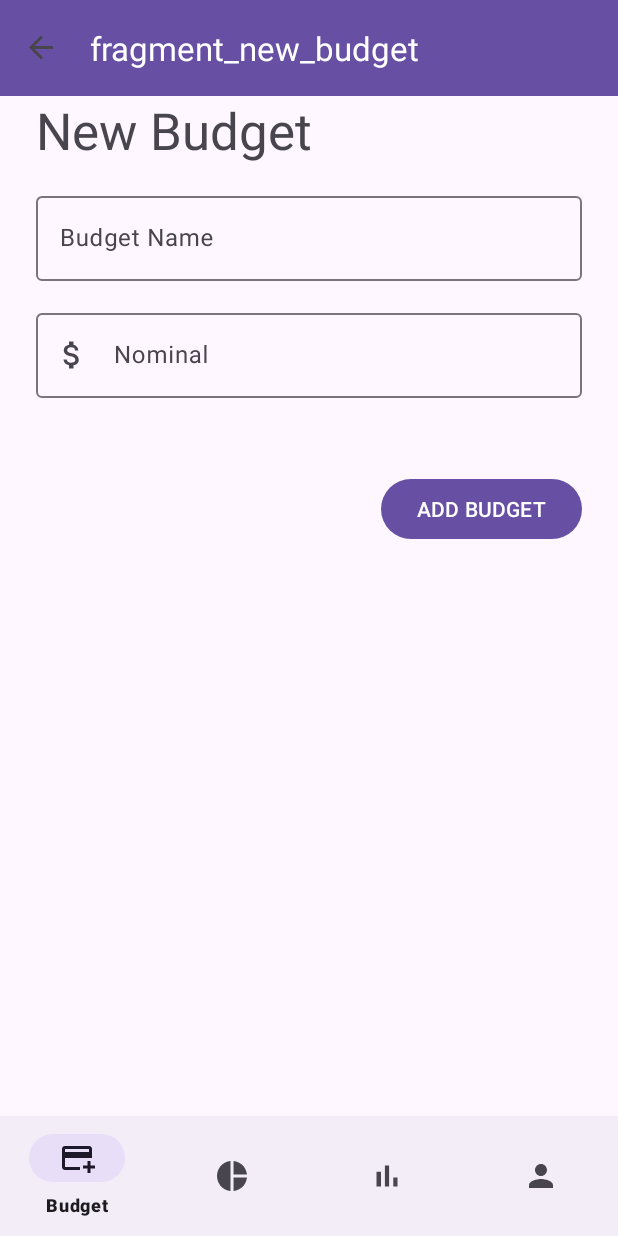
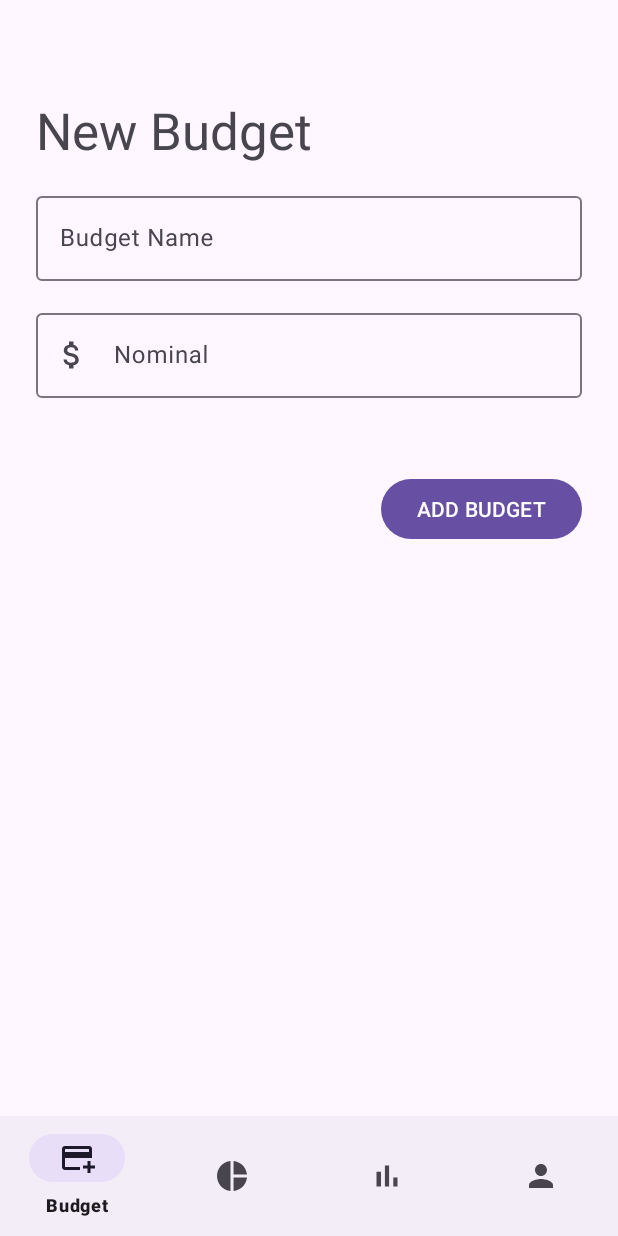
Before and after one commit to WhoIsLiLY/Expense_Tracker, an Android app: the NewBudgetFragment screen opened through its navigation route, on a phone screen of 412 x 824 dp. Run offline under Robolectric (Android 15) with nearby library versions, the phone set to English and light mode, and no system bars; our stand-ins replace Room's generated code, navigation-ui.

Commit message:
Change DB name and fix error no budget

```diff
--- a/app/src/main/java/com/ubaya/expensetracker/model/BudgetDatabase.kt
+++ b/app/src/main/java/com/ubaya/expensetracker/model/ExpenseTrackerDatabase.kt
@@ -10,17 +10,16 @@ import androidx.sqlite.db.SupportSQLiteDatabase
 import kotlinx.coroutines.CoroutineScope
 import kotlinx.coroutines.Dispatchers
 import kotlinx.coroutines.launch
-import kotlinx.coroutines.runBlocking
 import java.security.MessageDigest
 
 @Database(entities = [Budget::class, User::class], version =  1)
-abstract class BudgetDatabase: RoomDatabase() {
+abstract class ExpenseTrackerDatabase: RoomDatabase() {
     abstract fun budgetDao(): BudgetDao
     abstract fun userDao(): UserDao
 
     companion object {
         private const val DB_NAME = "expensetracker.db"
-        @Volatile private var instance: BudgetDatabase ?= null
+        @Volatile private var instance: ExpenseTrackerDatabase ?= null
         private val LOCK = Any()
 
         private val roomCallback = object : RoomDatabase.Callback() {
@@ -56,7 +55,7 @@ abstract class BudgetDatabase: RoomDatabase() {
                 .fold("") { str, it -> str + "%02x".format(it) }
         }
 
-        fun getDatabase(context: Context): BudgetDatabase {
+        fun getDatabase(context: Context): ExpenseTrackerDatabase {
             return instance ?: synchronized(LOCK) {
                 instance ?: buildDatabase(context).also {
                     instance = it
@@ -67,7 +66,7 @@ abstract class BudgetDatabase: RoomDatabase() {
         fun buildDatabase(context: Context) =
             Room.databaseBuilder(
                 context.applicationContext,
-                BudgetDatabase::class.java, DB_NAME)
+                ExpenseTrackerDatabase::class.java, DB_NAME)
                 .fallbackToDestructiveMigration()
                 .allowMainThreadQueries()
                 .addCallback(roomCallback)
--- a/app/src/main/java/com/ubaya/expensetracker/view/EditBudgetFragment.kt
+++ b/app/src/main/java/com/ubaya/expensetracker/view/EditBudgetFragment.kt
@@ -11,7 +11,6 @@ import androidx.lifecycle.Observer
 import androidx.lifecycle.ViewModelProvider
 import androidx.navigation.Navigation
 import com.ubaya.expensetracker.databinding.FragmentEditBudgetBinding
-import com.ubaya.expensetracker.model.BudgetDatabase
 import com.ubaya.expensetracker.viewmodel.DetailBudgetViewModel
 
 class EditBudgetFragment : Fragment() {
--- a/app/src/main/java/com/ubaya/expensetracker/view/ListBudgetFragment.kt
+++ b/app/src/main/java/com/ubaya/expensetracker/view/ListBudgetFragment.kt
@@ -6,13 +6,11 @@ import androidx.fragment.app.Fragment
 import android.view.LayoutInflater
 import android.view.View
 import android.view.ViewGroup
-import androidx.lifecycle.MutableLiveData
 import androidx.lifecycle.Observer
 import androidx.lifecycle.ViewModelProvider
 import androidx.navigation.Navigation
 import androidx.recyclerview.widget.LinearLayoutManager
 import com.ubaya.expensetracker.databinding.FragmentListBudgetBinding
-import com.ubaya.expensetracker.model.BudgetDatabase
 import com.ubaya.expensetracker.viewmodel.ListBudgetViewModel
 
 class ListBudgetFragment : Fragment() {
@@ -56,7 +54,7 @@ class ListBudgetFragment : Fragment() {
             budgetListAdapter.updateBudgetList(it)
             if(it.isEmpty()) {
                 binding.recViewBudget?.visibility = View.GONE
-                binding.txtError.setText("Your todo still empty.")
+                binding.txtError.setText("Your budget still empty.")
             } else {
                 binding.recViewBudget?.visibility = View.VISIBLE
             }
--- a/app/src/main/java/com/ubaya/expensetracker/view/LoginFragment.kt
+++ b/app/src/main/java/com/ubaya/expensetracker/view/LoginFragment.kt
@@ -11,7 +11,6 @@ import androidx.fragment.app.Fragment
 import androidx.lifecycle.ViewModelProvider
 import androidx.navigation.fragment.findNavController
 import com.ubaya.expensetracker.databinding.FragmentLoginBinding // Import ViewBinding
-import com.ubaya.expensetracker.model.BudgetDatabase
 import com.ubaya.expensetracker.model.User
 import com.ubaya.expensetracker.viewmodel.AuthViewModel
 
--- a/app/src/main/java/com/ubaya/expensetracker/view/MainActivity.kt
+++ b/app/src/main/java/com/ubaya/expensetracker/view/MainActivity.kt
@@ -18,12 +18,12 @@ class MainActivity : AppCompatActivity() {
         val view = binding.root
         setContentView(view)
 
-        setSupportActionBar(binding.toolbar)
+//        setSupportActionBar(binding.toolbar)
 
         navController = (supportFragmentManager.findFragmentById(R.id.fragmentHost) as NavHostFragment).navController
         NavigationUI.setupWithNavController(binding.bottomNav, navController)
 
-        NavigationUI.setupActionBarWithNavController(this, navController)
+//        NavigationUI.setupActionBarWithNavController(this, navController)
     }
 
     override fun onSupportNavigateUp(): Boolean {
--- a/app/src/main/java/com/ubaya/expensetracker/view/NewBudgetFragment.kt
+++ b/app/src/main/java/com/ubaya/expensetracker/view/NewBudgetFragment.kt
@@ -6,15 +6,11 @@ import androidx.fragment.app.Fragment
 import android.view.LayoutInflater
 import android.view.View
 import android.view.ViewGroup
-import android.widget.RadioButton
 import android.widget.Toast
 import androidx.lifecycle.ViewModelProvider
-import androidx.lifecycle.viewmodel.viewModelFactory
 import androidx.navigation.Navigation
-import com.ubaya.expensetracker.R
 import com.ubaya.expensetracker.databinding.FragmentNewBudgetBinding
 import com.ubaya.expensetracker.model.Budget
-import com.ubaya.expensetracker.model.BudgetDatabase
 import com.ubaya.expensetracker.viewmodel.DetailBudgetViewModel
 
 class NewBudgetFragment : Fragment() {
--- a/app/src/main/java/com/ubaya/expensetracker/view/RegisterFragment.kt
+++ b/app/src/main/java/com/ubaya/expensetracker/view/RegisterFragment.kt
@@ -9,7 +9,6 @@ import androidx.fragment.app.Fragment
 import androidx.lifecycle.ViewModelProvider
 import androidx.navigation.fragment.findNavController
 import com.ubaya.expensetracker.databinding.FragmentRegisterBinding // Import ViewBinding
-import com.ubaya.expensetracker.model.BudgetDatabase
 import com.ubaya.expensetracker.model.User
 import com.ubaya.expensetracker.viewmodel.AuthViewModel
 
--- a/app/src/main/java/com/ubaya/expensetracker/viewmodel/AuthViewModel.kt
+++ b/app/src/main/java/com/ubaya/expensetracker/viewmodel/AuthViewModel.kt
@@ -5,9 +5,7 @@ import android.util.Log
 import androidx.lifecycle.AndroidViewModel
 import androidx.lifecycle.LiveData
 import androidx.lifecycle.MutableLiveData
-import androidx.lifecycle.ViewModel
-import androidx.lifecycle.viewModelScope
-import com.ubaya.expensetracker.model.BudgetDatabase
+import com.ubaya.expensetracker.model.ExpenseTrackerDatabase
 import com.ubaya.expensetracker.model.User
 import com.ubaya.expensetracker.model.UserDao
 import kotlinx.coroutines.CoroutineScope
@@ -35,7 +33,7 @@ class AuthViewModel(application: Application) :
         get() = job + Dispatchers.IO
 
     init {
-        val db = BudgetDatabase.getDatabase(application)
+        val db = ExpenseTrackerDatabase.getDatabase(application)
         userDao = db.userDao()
     }
 
--- a/app/src/main/java/com/ubaya/expensetracker/viewmodel/DetailBudgetViewModel.kt
+++ b/app/src/main/java/com/ubaya/expensetracker/viewmodel/DetailBudgetViewModel.kt
@@ -3,12 +3,9 @@ package com.ubaya.expensetracker.viewmodel
 import android.app.Application
 import androidx.lifecycle.AndroidViewModel
 import androidx.lifecycle.MutableLiveData
-import androidx.lifecycle.ViewModel
-import androidx.lifecycle.viewModelScope
-import buildDb
 import com.ubaya.expensetracker.model.Budget
 import com.ubaya.expensetracker.model.BudgetDao
-import com.ubaya.expensetracker.model.BudgetDatabase
+import com.ubaya.expensetracker.model.ExpenseTrackerDatabase
 import kotlinx.coroutines.CoroutineScope
 import kotlinx.coroutines.Dispatchers
 import kotlinx.coroutines.Job
@@ -29,7 +26,7 @@ class DetailBudgetViewModel(application: Application) :
         get() = job + Dispatchers.IO
 
     init {
-        val db = BudgetDatabase.getDatabase(application)
+        val db = ExpenseTrackerDatabase.getDatabase(application)
         budgetDao = db.budgetDao()
     }
 
--- a/app/src/main/java/com/ubaya/expensetracker/viewmodel/ListBudgetViewModel.kt
+++ b/app/src/main/java/com/ubaya/expensetracker/viewmodel/ListBudgetViewModel.kt
@@ -3,17 +3,14 @@ package com.ubaya.expensetracker.viewmodel
 import android.app.Application
 import androidx.lifecycle.AndroidViewModel
 import androidx.lifecycle.MutableLiveData
-import androidx.lifecycle.ViewModel
-import buildDb
 import com.ubaya.expensetracker.model.Budget
 import com.ubaya.expensetracker.model.BudgetDao
-import com.ubaya.expensetracker.model.BudgetDatabase
+import com.ubaya.expensetracker.model.ExpenseTrackerDatabase
 import kotlinx.coroutines.CoroutineScope
 import kotlinx.coroutines.Dispatchers
 import kotlinx.coroutines.Job
 import kotlinx.coroutines.launch
 import kotlinx.coroutines.withContext
-import java.util.UUID
 import kotlin.coroutines.CoroutineContext
 
 class ListBudgetViewModel(application: Application) :
@@ -31,7 +28,7 @@ class ListBudgetViewModel(application: Application) :
         get() = job + Dispatchers.IO
 
     init {
-        val db = BudgetDatabase.getDatabase(application)
+        val db = ExpenseTrackerDatabase.getDatabase(application)
         budgetDao = db.budgetDao()
     }
 
@@ -45,6 +42,11 @@ class ListBudgetViewModel(application: Application) :
                 val budgets = withContext(Dispatchers.IO) {
                     budgetDao.getAllBudgetsForUser(userId)
                 }
+
+                if(budgets.isEmpty()){
+                    budgetLoadErrorLD.postValue(true)
+                }
+
                 budgetLD.postValue(budgets)
             } catch (e: Exception) {
                 budgetLoadErrorLD.postValue(true)
--- a/app/src/main/java/com/ubaya/expensetracker/viewmodel/ProfileViewModel.kt
+++ b/app/src/main/java/com/ubaya/expensetracker/viewmodel/ProfileViewModel.kt
@@ -5,7 +5,7 @@ import androidx.lifecycle.AndroidViewModel // Import AndroidViewModel
 import androidx.lifecycle.LiveData
 import androidx.lifecycle.MutableLiveData
 import androidx.lifecycle.viewModelScope
-import com.ubaya.expensetracker.model.BudgetDatabase
+import com.ubaya.expensetracker.model.ExpenseTrackerDatabase
 import com.ubaya.expensetracker.model.UserDao
 import kotlinx.coroutines.launch
 import java.security.MessageDigest
@@ -18,7 +18,7 @@ class ProfileViewModel(application: Application) : AndroidViewModel(application)
     private val userDao: UserDao
 
     init {
-        val db = BudgetDatabase.getDatabase(application)
+        val db = ExpenseTrackerDatabase.getDatabase(application)
         userDao = db.userDao()
     }
 
--- a/app/src/main/res/layout/activity_main.xml
+++ b/app/src/main/res/layout/activity_main.xml
@@ -6,16 +6,6 @@
     android:layout_width="match_parent"
     android:layout_height="match_parent"
     tools:context=".view.MainActivity">
-
-    <com.google.android.material.appbar.MaterialToolbar
-        android:id="@+id/toolbar"
-        android:layout_width="0dp"
-        android:layout_height="?attr/actionBarSize"
-        android:background="?attr/colorPrimary"
-        app:titleTextColor="?attr/colorOnPrimary"
-        app:layout_constraintTop_toTopOf="parent"
-        app:layout_constraintStart_toStartOf="parent"
-        app:layout_constraintEnd_toEndOf="parent" />
 
     <androidx.fragment.app.FragmentContainerView
         android:id="@+id/fragmentHost"
--- a/app/src/main/res/layout/fragment_list_budget.xml
+++ b/app/src/main/res/layout/fragment_list_budget.xml
@@ -57,8 +57,8 @@
             android:layout_gravity="center"
             android:gravity="center"
             android:text="TextView"
-            app:layout_constraintBottom_toBottomOf="@+id/recViewBudget"
-            app:layout_constraintEnd_toEndOf="@+id/recViewBudget"
+            app:layout_constraintBottom_toBottomOf="parent"
+            app:layout_constraintEnd_toEndOf="parent"
             app:layout_constraintStart_toStartOf="parent"
             app:layout_constraintTop_toTopOf="parent" />
 
@@ -68,7 +68,7 @@
             android:layout_width="wrap_content"
             android:layout_height="wrap_content"
             android:layout_gravity="center"
-            app:layout_constraintBottom_toBottomOf="@+id/recViewBudget"
+            app:layout_constraintBottom_toBottomOf="parent"
             app:layout_constraintEnd_toEndOf="parent"
             app:layout_constraintStart_toStartOf="parent"
             app:layout_constraintTop_toTopOf="parent" />
```
Also changed, not shown: app/src/main/java/com/ubaya/expensetracker/util/UtilBudget.kt (+3 -5 lines).
